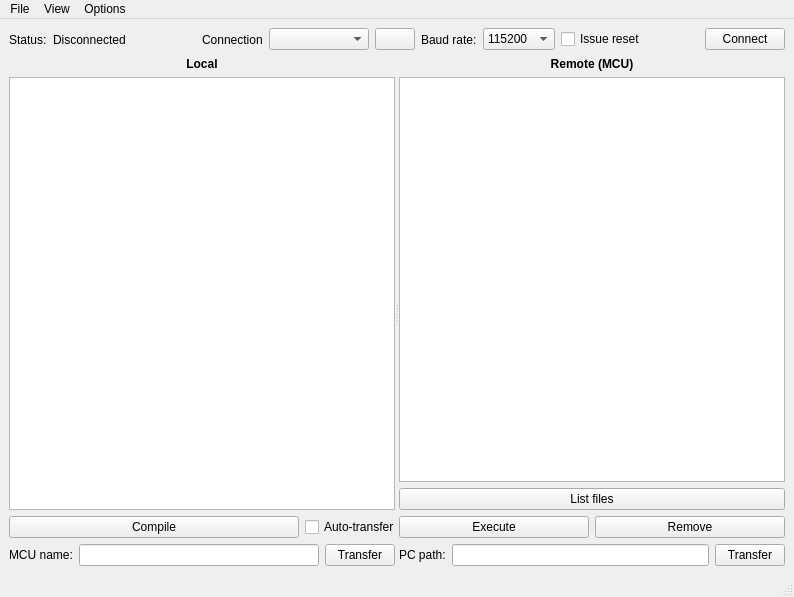
The window that gui/qt/mainwindow.ui (BetaRavener/uPyLoader) describes before a commit, drawn with Qt 5.
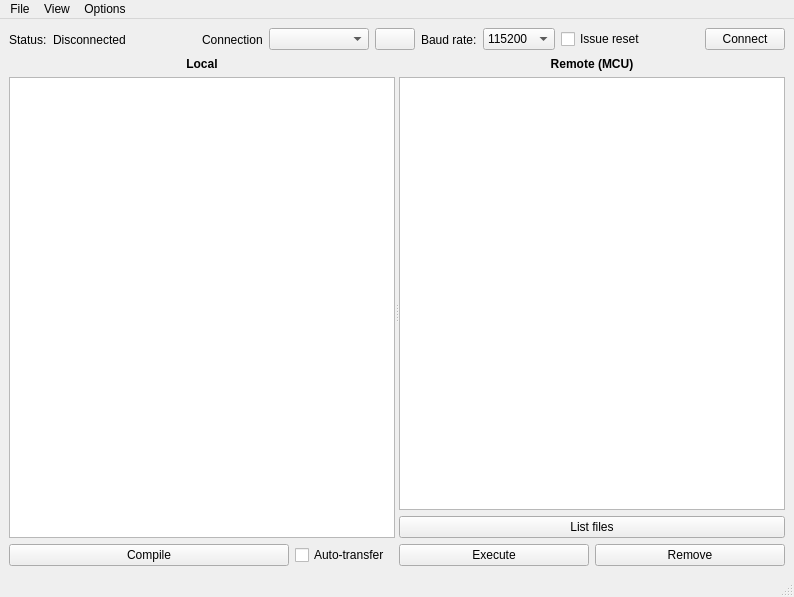
The same window after the commit. Icons and pictures are not drawn. Custom widgets are drawn as their Qt base class.

Commit message: Backup of custom RemoteFilesSystemModel.

Diff of the .ui file:
```diff
--- a/gui/qt/mainwindow.ui
+++ b/gui/qt/mainwindow.ui
@@ -269,7 +269,7 @@
        <enum>Qt::Horizontal</enum>
       </property>
       <widget class="QWidget" name="verticalLayoutWidget_2">
-       <layout class="QVBoxLayout" name="verticalLayout_2" stretch="0,0,0,0">
+       <layout class="QVBoxLayout" name="verticalLayout_2" stretch="0,0,0">
         <property name="rightMargin">
          <number>0</number>
         </property>
@@ -340,7 +340,7 @@
            <widget class="QCheckBox" name="autoTransferCheckBox">
             <property name="maximumSize">
              <size>
-              <width>90</width>
+              <width>100</width>
               <height>16777215</height>
              </size>
             </property>
@@ -351,36 +351,6 @@
           </item>
          </layout>
         </item>
-        <item>
-         <layout class="QHBoxLayout" name="horizontalLayout_4">
-          <property name="topMargin">
-           <number>0</number>
-          </property>
-          <item>
-           <widget class="QLabel" name="label_9">
-            <property name="text">
-             <string>MCU name:</string>
-            </property>
-           </widget>
-          </item>
-          <item>
-           <widget class="QLineEdit" name="remoteNameEdit"/>
-          </item>
-          <item>
-           <widget class="QPushButton" name="transferToMcuButton">
-            <property name="maximumSize">
-             <size>
-              <width>70</width>
-              <height>16777215</height>
-             </size>
-            </property>
-            <property name="text">
-             <string>Transfer</string>
-            </property>
-           </widget>
-          </item>
-         </layout>
-        </item>
        </layout>
       </widget>
       <widget class="QWidget" name="verticalLayoutWidget">
@@ -406,27 +376,12 @@
          </widget>
         </item>
         <item>
-         <widget class="QListView" name="mcuFilesListView">
-          <property name="sizePolicy">
-           <sizepolicy hsizetype="MinimumExpanding" vsizetype="Expanding">
-            <horstretch>0</horstretch>
-            <verstretch>0</verstretch>
-           </sizepolicy>
+         <widget class="RemoteTreeView" name="remoteFilesTreeView">
+          <property name="selectionMode">
+           <enum>QAbstractItemView::ExtendedSelection</enum>
           </property>
-          <property name="minimumSize">
-           <size>
-            <width>150</width>
-            <height>0</height>
-           </size>
-          </property>
-          <property name="maximumSize">
-           <size>
-            <width>16777215</width>
-            <height>16777215</height>
-           </size>
-          </property>
-          <property name="editTriggers">
-           <set>QAbstractItemView::NoEditTriggers</set>
+          <property name="sortingEnabled">
+           <bool>true</bool>
           </property>
          </widget>
         </item>
@@ -464,36 +419,6 @@
           </item>
          </layout>
         </item>
-        <item>
-         <layout class="QHBoxLayout" name="horizontalLayout_2">
-          <property name="topMargin">
-           <number>0</number>
-          </property>
-          <item>
-           <widget class="QLabel" name="label_8">
-            <property name="text">
-             <string>PC path:</string>
-            </property>
-           </widget>
-          </item>
-          <item>
-           <widget class="QLineEdit" name="localPathEdit"/>
-          </item>
-          <item>
-           <widget class="QPushButton" name="transferToPcButton">
-            <property name="maximumSize">
-             <size>
-              <width>70</width>
-              <height>16777215</height>
-             </size>
-            </property>
-            <property name="text">
-             <string>Transfer</string>
-            </property>
-           </widget>
-          </item>
-         </layout>
-        </item>
        </layout>
       </widget>
      </widget>
@@ -570,7 +495,12 @@
   <customwidget>
    <class>TransferTreeView</class>
    <extends>QTreeView</extends>
-   <header>transfertreeview.h</header>
+   <header>localtreeview.h</header>
+  </customwidget>
+  <customwidget>
+   <class>RemoteTreeView</class>
+   <extends>QTreeView</extends>
+   <header>remotetreeview.h</header>
   </customwidget>
  </customwidgets>
  <resources/>
```
Left out of the diff: 4 changed lines with no effect on the pictures. The commit also changes 7 other files.
